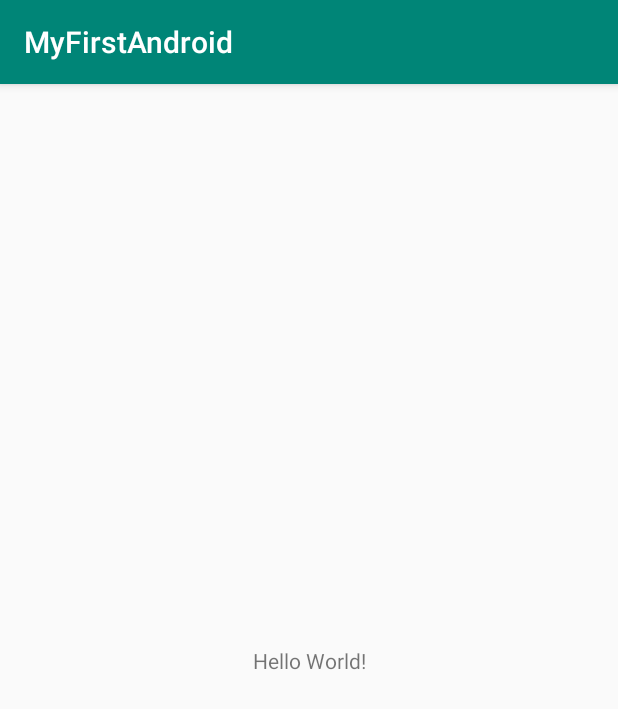
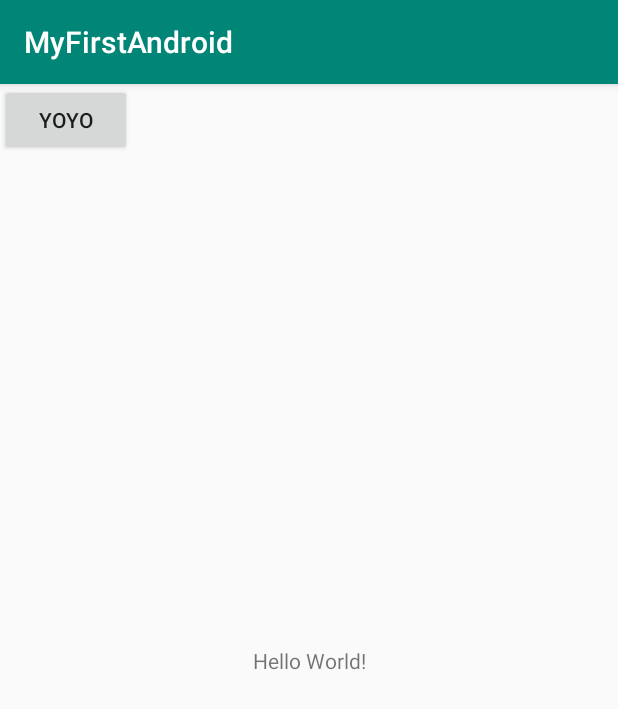
Before and after one commit to Carm0079/MyFirstAndroid, an Android app: the screen it shows after launch (MainActivity), on a phone screen of 412 x 824 dp. Shown: the top 709 px of the screen. Run offline under Robolectric (Android 15) with nearby library versions, the phone set to English and light mode, and no system bars.

Commit message:
Added a button

```diff
--- a/app/src/main/res/layout/activity_main.xml
+++ b/app/src/main/res/layout/activity_main.xml
@@ -15,4 +15,12 @@
         app:layout_constraintRight_toRightOf="parent"
         app:layout_constraintTop_toTopOf="parent" />
 
+    <Button
+        android:id="@+id/button"
+        android:layout_width="wrap_content"
+        android:layout_height="wrap_content"
+        android:text="YOYO"
+        tools:layout_editor_absoluteX="161dp"
+        tools:layout_editor_absoluteY="300dp" />
+
 </androidx.constraintlayout.widget.ConstraintLayout>
```
